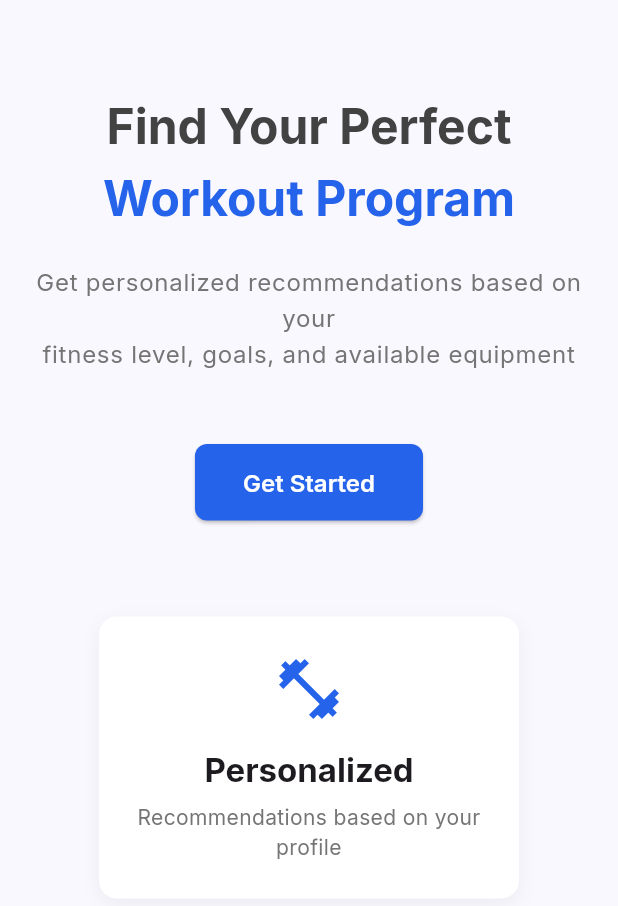
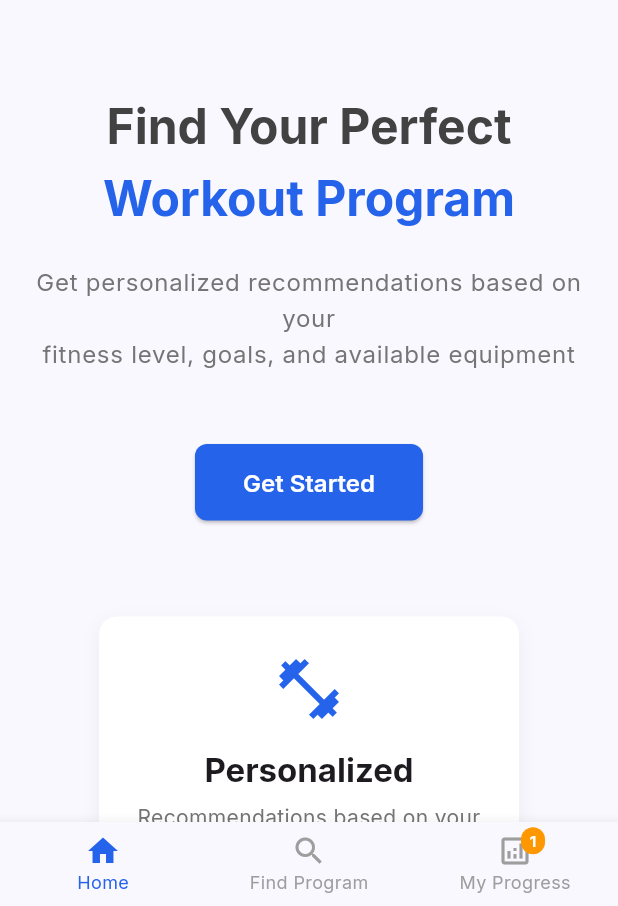
Before and after one commit to AKHIL-149/workout-wizard, a Flutter app: the screen it shows after launch, on a phone screen of 412 x 824 dp, the part 330-1236 px from its top. Run offline on Flutter 3.47's test engine with Material 3 defaults, Android fonts, the phone set to English and light mode, and no system bars; our stand-ins replace connectivity_plus, device_info_plus, fl_chart, google_fonts, shared_preferences; missing offline and left inert: shared_preferences.dart; statements that could not run were skipped.

Commit message:
0.2.9 version: Added bottom navigation and made analytics dashboard accessible

```diff
--- /dev/null
+++ b/fitness_frontend/lib/screens/main_navigation_screen.dart
@@ -0,0 +1,104 @@
+import 'package:flutter/material.dart';
+import 'home_screen.dart';
+import 'recommendation_form_screen.dart';
+import 'analytics_dashboard_screen.dart';
+import '../services/session_service.dart';
+import '../services/gamification_service.dart';
+
+class MainNavigationScreen extends StatefulWidget {
+  const MainNavigationScreen({super.key});
+
+  @override
+  State<MainNavigationScreen> createState() => _MainNavigationScreenState();
+}
+
+class _MainNavigationScreenState extends State<MainNavigationScreen> {
+  int _currentIndex = 0;
+
+  final List<Widget> _screens = [
+    const HomeScreen(),
+    const RecommendationFormScreen(),
+    const AnalyticsDashboardScreen(),
+  ];
+
+  final List<String> _titles = [
+    'Home',
+    'Find Program',
+    'My Progress',
+  ];
+
+  @override
+  Widget build(BuildContext context) {
+    return Scaffold(
+      body: IndexedStack(
+        index: _currentIndex,
+        children: _screens,
+      ),
+      bottomNavigationBar: BottomNavigationBar(
+        currentIndex: _currentIndex,
+        onTap: (index) => setState(() => _currentIndex = index),
+        type: BottomNavigationBarType.fixed,
+        selectedItemColor: Theme.of(context).colorScheme.primary,
+        unselectedItemColor: Colors.grey,
+        selectedFontSize: 12,
+        unselectedFontSize: 12,
+        items: [
+          BottomNavigationBarItem(
+            icon: const Icon(Icons.home_outlined),
+            activeIcon: const Icon(Icons.home),
+            label: _titles[0],
+          ),
+          BottomNavigationBarItem(
+            icon: const Icon(Icons.search_outlined),
+            activeIcon: const Icon(Icons.search),
+            label: _titles[1],
+          ),
+          BottomNavigationBarItem(
+            icon: _buildAnalyticsIcon(),
+            activeIcon: _buildAnalyticsIcon(active: true),
+            label: _titles[2],
+          ),
+        ],
+      ),
+    );
+  }
+
+  Widget _buildAnalyticsIcon({bool active = false}) {
+    final gamificationService = GamificationService();
+    final currentStreak = gamificationService.currentStreak;
+
+    return Stack(
+      clipBehavior: Clip.none,
+      children: [
+        Icon(
+          active ? Icons.analytics : Icons.analytics_outlined,
+        ),
+        if (currentStreak > 0)
+          Positioned(
+            right: -8,
+            top: -4,
+            child: Container(
+              padding: const EdgeInsets.symmetric(horizontal: 4, vertical: 2),
+              decoration: BoxDecoration(
+                color: Colors.orange,
+                borderRadius: BorderRadius.circular(10),
+              ),
+              constraints: const BoxConstraints(
+                minWidth: 16,
+                minHeight: 16,
+              ),
+              child: Text(
+                currentStreak > 99 ? '99+' : currentStreak.toString(),
+                style: const TextStyle(
+                  color: Colors.white,
+                  fontSize: 10,
+                  fontWeight: FontWeight.bold,
+                ),
+                textAlign: TextAlign.center,
+              ),
+            ),
+          ),
+      ],
+    );
+  }
+}
--- a/fitness_frontend/lib/screens/onboarding_wizard_screen.dart
+++ b/fitness_frontend/lib/screens/onboarding_wizard_screen.dart
@@ -4,7 +4,7 @@ import '../services/session_service.dart';
 import '../services/analytics_service.dart';
 import '../services/gamification_service.dart';
 import '../services/storage_service.dart';
-import 'recommendation_form_screen.dart';
+import 'main_navigation_screen.dart';
 
 /// Multi-step onboarding wizard for new users
 class OnboardingWizardScreen extends StatefulWidget {
@@ -71,11 +71,11 @@ class _OnboardingWizardScreenState extends State<OnboardingWizardScreen> {
 
     if (!mounted) return;
 
-    // Navigate to main form
+    // Navigate to main app with navigation
     Navigator.pushReplacement(
       context,
       MaterialPageRoute(
-        builder: (context) => const RecommendationFormScreen(),
+        builder: (context) => const MainNavigationScreen(),
       ),
     );
   }
--- a/fitness_frontend/lib/screens/splash_screen.dart
+++ b/fitness_frontend/lib/screens/splash_screen.dart
@@ -1,7 +1,7 @@
 import 'package:flutter/material.dart';
 import '../services/session_service.dart';
 import 'onboarding_wizard_screen.dart';
-import 'home_screen.dart';
+import 'main_navigation_screen.dart';
 
 class SplashScreen extends StatefulWidget {
   const SplashScreen({super.key});
@@ -43,7 +43,7 @@ class _SplashScreenState extends State<SplashScreen> with SingleTickerProviderSt
       MaterialPageRoute(
         builder: (_) => sessionService.isNewUser
             ? const OnboardingWizardScreen()
-            : const HomeScreen(),
+            : const MainNavigationScreen(),
       ),
     );
   }
```
